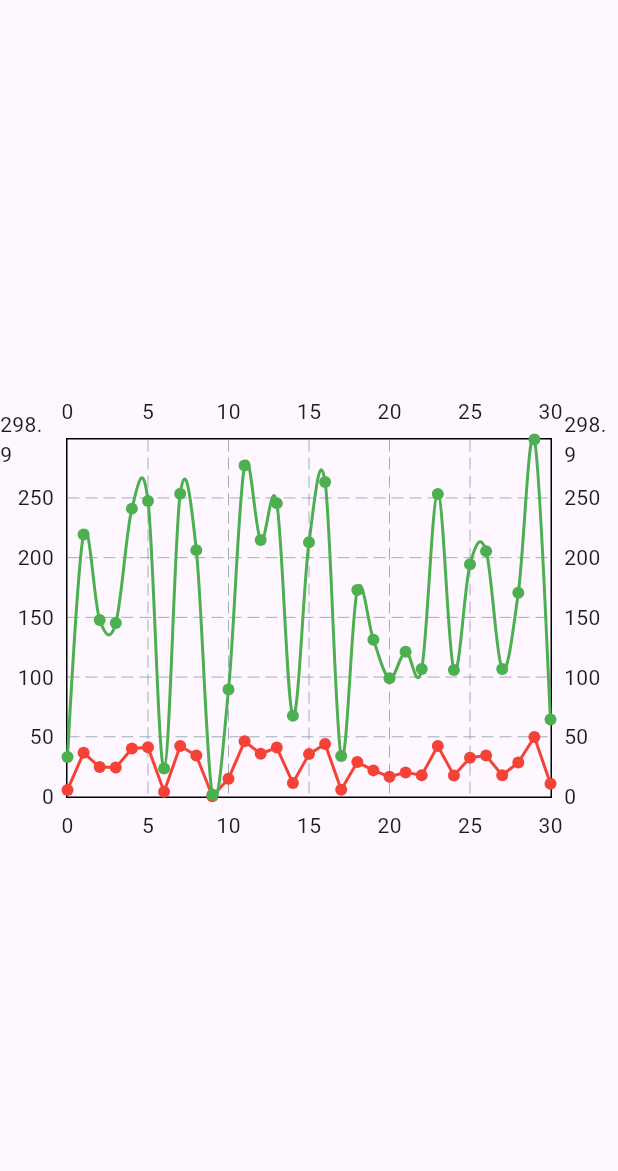
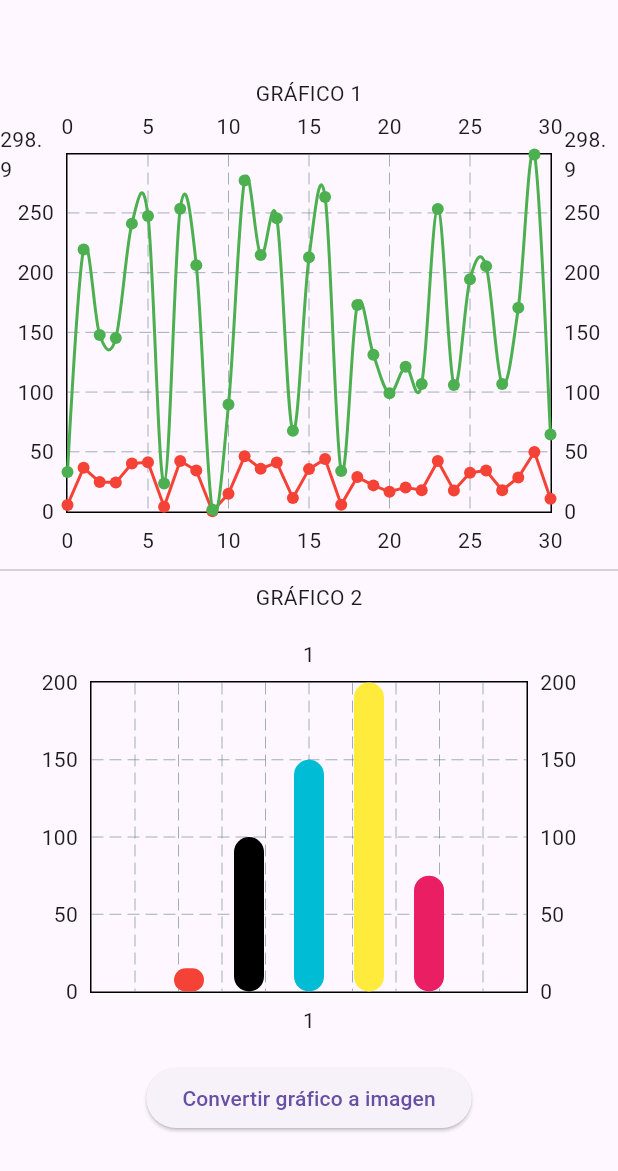
Before and after one commit to fr4nsgallegos/firebaseconn3, a Flutter app: the screen it shows after launch, on a phone screen of 412 x 824 dp. Shown: the top 1171 px of the screen. Run offline on Flutter 3.47's test engine with Material 3 defaults, Android fonts, the phone set to English and light mode, and no system bars; drawn by our look-alikes of fl_chart; our stand-ins replace cloud_firestore, firebase_auth, firebase_core, firebase_messaging, google_sign_in, open_file and 1 more; missing offline and left inert: syncfusion_flutter_xlsio, syncfusion_officechart; accounts and stored records are empty.

Commit message:
convirtiendo grafico en imagen

```diff
--- a/lib/pages/graficos_page.dart
+++ b/lib/pages/graficos_page.dart
@@ -1,10 +1,24 @@
 import 'dart:math';
+import 'dart:typed_data';
+import 'dart:ui' as ui;
 
 import 'package:firebaseconn3/models/data_model.dart';
 import 'package:fl_chart/fl_chart.dart';
 import 'package:flutter/material.dart';
+import 'package:flutter/rendering.dart';
 
-class GraficosPage extends StatelessWidget {
+class GraficosPage extends StatefulWidget {
+  @override
+  State<GraficosPage> createState() => _GraficosPageState();
+}
+
+class _GraficosPageState extends State<GraficosPage> {
+  bool showImageFromGraph = false;
+
+  Uint8List imagen = Uint8List(8);
+
+  GlobalKey globalKey = new GlobalKey();
+
   List<DataModel> _generateData(int max) {
     final random = Random();
     return List.generate(31, (index) {
@@ -19,7 +33,7 @@ class GraficosPage extends StatelessWidget {
     });
   }
 
-  Widget _graph() {
+  Widget _graph1() {
     final spots = _generateData(50).asMap().entries.map(
       (e) {
         double x = e.key.toDouble();
@@ -69,6 +83,52 @@ class GraficosPage extends StatelessWidget {
     );
   }
 
+  Widget _graph2() {
+    return RepaintBoundary(
+      key: globalKey,
+      child: Container(
+        padding: EdgeInsets.all(16),
+        child: BarChart(
+          BarChartData(
+            barGroups: [
+              BarChartGroupData(
+                barsSpace: 20,
+                groupVertically: false,
+                x: 1,
+                barRods: [
+                  BarChartRodData(
+                      fromY: 0, toY: 15, color: Colors.red, width: 20),
+                  BarChartRodData(
+                      fromY: 0, toY: 100, color: Colors.black, width: 20),
+                  BarChartRodData(
+                      fromY: 0, toY: 150, color: Colors.cyan, width: 20),
+                  BarChartRodData(
+                      fromY: 0, toY: 200, color: Colors.yellow, width: 20),
+                  BarChartRodData(
+                      fromY: 0, toY: 75, color: Colors.pink, width: 20),
+                ],
+              )
+            ],
+          ),
+        ),
+      ),
+    );
+  }
+
+  Future<Uint8List> captureWidget() async {
+    RenderRepaintBoundary boundary =
+        globalKey.currentContext?.findRenderObject() as RenderRepaintBoundary;
+
+    final ui.Image image = await boundary.toImage();
+
+    final ByteData? byteData =
+        await image.toByteData(format: ui.ImageByteFormat.png);
+
+    final Uint8List pngBytes = byteData!.buffer.asUint8List();
+    imagen = pngBytes;
+    return imagen;
+  }
+
   @override
   Widget build(BuildContext context) {
     return SafeArea(
@@ -77,10 +137,38 @@ class GraficosPage extends StatelessWidget {
           child: SingleChildScrollView(
             child: Column(
               children: [
+                Text("GRÁFICO 1"),
                 Container(
                   height: 300,
-                  child: _graph(),
+                  child: _graph1(),
                 ),
+                Divider(),
+                Text("GRÁFICO 2"),
+                Container(
+                  height: 300,
+                  child: _graph2(),
+                ),
+                ElevatedButton(
+                  onPressed: () async {
+                    imagen = await captureWidget();
+                    showImageFromGraph = true;
+                    setState(() {});
+                  },
+                  child: Text("Convertir gráfico a imagen"),
+                ),
+                SizedBox(
+                  height: 16,
+                ),
+                showImageFromGraph
+                    ? Container(
+                        padding: EdgeInsets.all(16),
+                        width: 400,
+                        height: 400,
+                        child: Image.memory(
+                          Uint8List.fromList(imagen),
+                        ),
+                      )
+                    : Container(),
               ],
             ),
           ),
```
